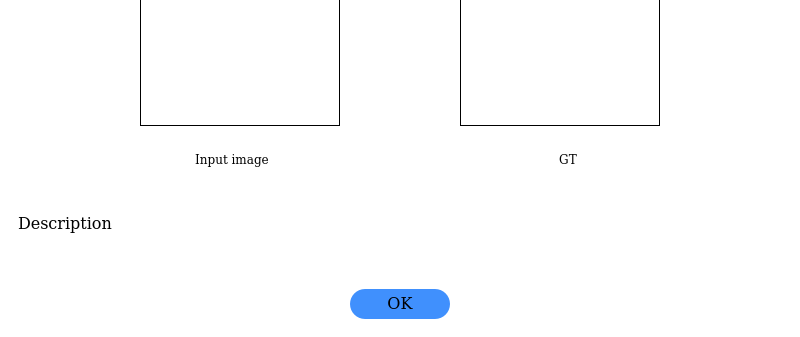
This is ui_workflow_info.ui in BiaPyX/BiaPy-GUI as Qt 5 draws it before an edit; both pictures show x 0 to 800 and y 363 to 700 of the 800 by 700 pixel window. The edited form follows.
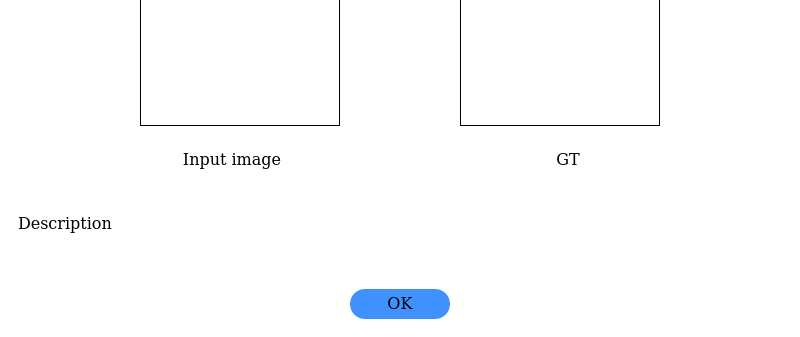
This is the edited form. Icons and pictures are not drawn.

Patch:
```diff
--- a/ui_workflow_info.ui
+++ b/ui_workflow_info.ui
@@ -335,6 +335,7 @@
                      <property name="font">
                       <font>
                        <family>DejaVu Math TeX Gyre</family>
+                       <pointsize>12</pointsize>
                       </font>
                      </property>
                      <property name="text">
@@ -375,6 +376,7 @@
                      <property name="font">
                       <font>
                        <family>DejaVu Math TeX Gyre</family>
+                       <pointsize>12</pointsize>
                       </font>
                      </property>
                      <property name="text">
```
